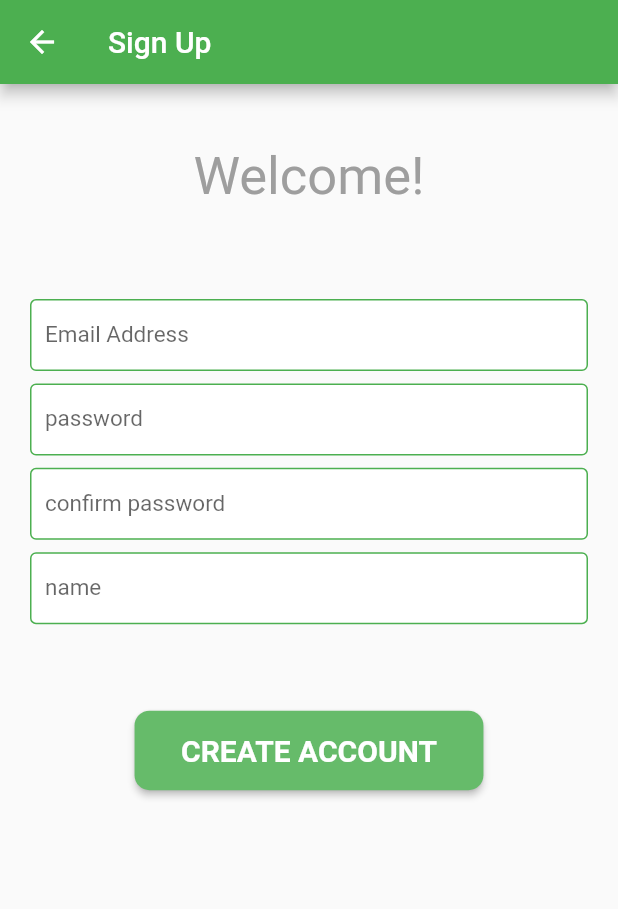
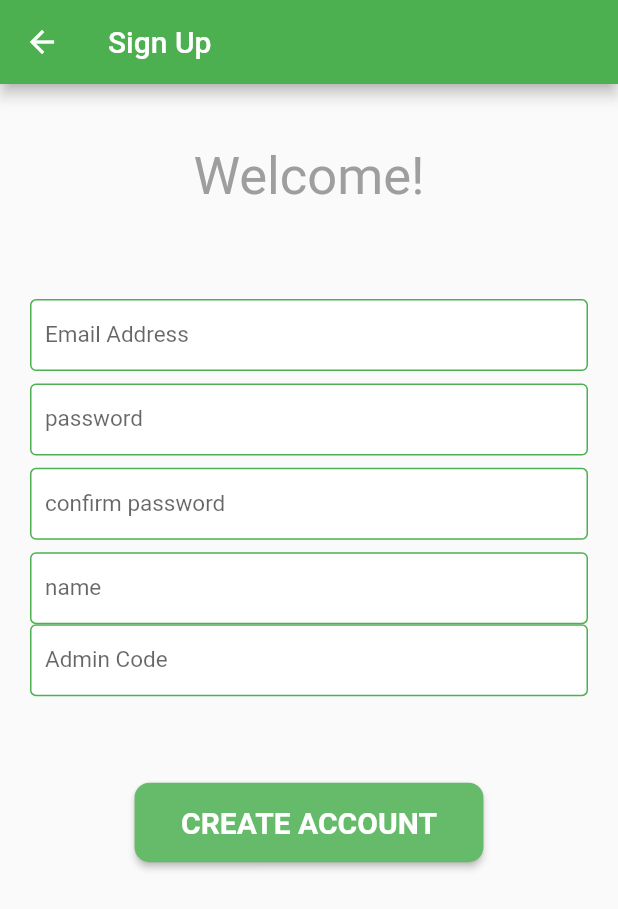
Before and after one commit to zhanggiene/cz2006, a Flutter app: the SignupView screen opened directly with empty values, on a phone screen of 412 x 824 dp. Shown: the top 909 px of the screen. Run offline on Flutter 3.47's test engine with Material 2 defaults, Android fonts, the phone set to English and light mode, and no system bars; drawn by our look-alikes of auto_size_text; our stand-ins replace awesome_dialog, carousel_slider, cloud_firestore, convex_bottom_bar, email_validator, firebase_auth and 7 more; missing offline and left inert: flutter_absolute_path, flutter_onboard, multi_image_picker; accounts and stored records are empty; network calls fail.

Commit message:
admin Features

```diff
--- a/lib/View/Profile_view.dart
+++ b/lib/View/Profile_view.dart
@@ -86,6 +86,7 @@ class _ProfileViewState extends State<ProfileView> {
                       },
                     ),
                     SizedBox(height: 35),
+                    if(currentUser.isAdmin) Text("i am admin"),
                     TextField(
                       controller: NameController,
                       decoration: InputDecoration(
--- a/lib/View/ViewPost.dart
+++ b/lib/View/ViewPost.dart
@@ -4,6 +4,7 @@ import 'package:cz2006/controller/PostController.dart';
 import 'package:cz2006/locator.dart';
 import 'package:cz2006/models/Post.dart';
 import 'package:flutter/material.dart';
+import 'package:intl/intl.dart';
 
 class ViewPost extends StatefulWidget {
   ViewPost({Key key}) : super(key: key);
@@ -24,7 +25,7 @@ class _ViewPostState extends State<ViewPost> {
 
   getdata() async {
     print("to get all posts");
-    locator.get<PostController>().getAllPosts().then((value) {
+    locator.get<PostController>().getPostByTime().then((value) {
       posts = value;
       setState(() {
         loading = false;
@@ -54,7 +55,8 @@ class _ViewPostState extends State<ViewPost> {
                           width: 120,
                           fit: BoxFit.fitWidth,
                         ),
-                        title: Text(posts[index].content)),
+                        title: Text(posts[index].content),
+                        subtitle: Text(DateFormat('yyyy-MM-dd').format(DateTime.fromMicrosecondsSinceEpoch(posts[index].timeOfCreation))),),
                     onTap: () {
                       print(posts[index].id);
                       Navigator.push(
--- a/lib/View/signUp_view.dart
+++ b/lib/View/signUp_view.dart
@@ -22,7 +22,8 @@ class _SignupViewState extends State<SignupView> {
       GlobalKey<FormState>(); // the parent class can referenc the form object
   // FormState is the type
   String _email, _password, _name;
-  bool isLoading;
+
+  bool isLoading, isAdmin;
 
   void initState() {
     isLoading = false;
@@ -120,6 +121,20 @@ class _SignupViewState extends State<SignupView> {
                           _name = val;
                         },
                       ),
+                      TextFormField(
+                        style: TextStyle(fontSize: 15.0),
+                        decoration: buildSignUpInputDecoration(
+                            "Admin Code", "Ingore if you are not Admin"),
+                        onSaved:
+                            (val) // will be actiavted by key.currentstate.save()
+                            {
+                          if (val == "CZ2006A1") {
+                            isAdmin = true;
+                          } else {
+                            isAdmin = false;
+                          }
+                        },
+                      ),
                       SizedBox(height: _height * 0.07),
                       RaisedButton(
                         shape: RoundedRectangleBorder(
@@ -162,7 +177,7 @@ class _SignupViewState extends State<SignupView> {
     try {
       locator
           .get<UserController>()
-          .signUp(_email, _password, _name)
+          .signUp(_email, _password, _name,isAdmin)
           .then((value) {
         Fluttertoast.showToast(
             msg: "verification link  has been send to " + _email.toString(),
@@ -179,8 +194,6 @@ class _SignupViewState extends State<SignupView> {
         });
         Navigator.pop(context);
       });
-
-
     } catch (e) {
       setState(() {
         isLoading = false;
--- a/lib/main.dart
+++ b/lib/main.dart
@@ -37,7 +37,7 @@ class MyApp extends StatelessWidget {
         primarySwatch: Colors.green,
       ),
       //home: new RootPage(auth: new AuthenticationServices()),
-      initialRoute: init == 0 || init == null ? 'onBoard' : 'home',
+      initialRoute: init == 1 || init == null ? 'onBoard' : 'home',
       routes: {
         'home': (context) => new RootPage(auth: new AuthenticationServices()),
         'onBoard': (context) => OnBoardScreen(),
--- a/lib/models/User.dart
+++ b/lib/models/User.dart
@@ -5,9 +5,10 @@ class User {
   int coins;
   bool isAdmin;
 
-  User(this.UserId, {this.name, this.imageURL});
+  User(this.UserId, {this.name, this.imageURL,this.isAdmin});
 
   Map<String, dynamic> toJason() => {
         "name": name,
+        "isAdmin": isAdmin,
       };
 }
--- a/pubspec.yaml
+++ b/pubspec.yaml
@@ -48,6 +48,7 @@ dependencies:
   multi_image_picker: ^4.8.0
   flutter_absolute_path: ^1.0.6
   carousel_slider: ^3.0.0
+  intl: ^0.17.0
 
 dev_dependencies:
   flutter_test:
```
Also changed, not shown: lib/controller/PostController.dart (+11 -1 lines), lib/controller/UserController.dart (+7 -2 lines), pubspec.lock.
